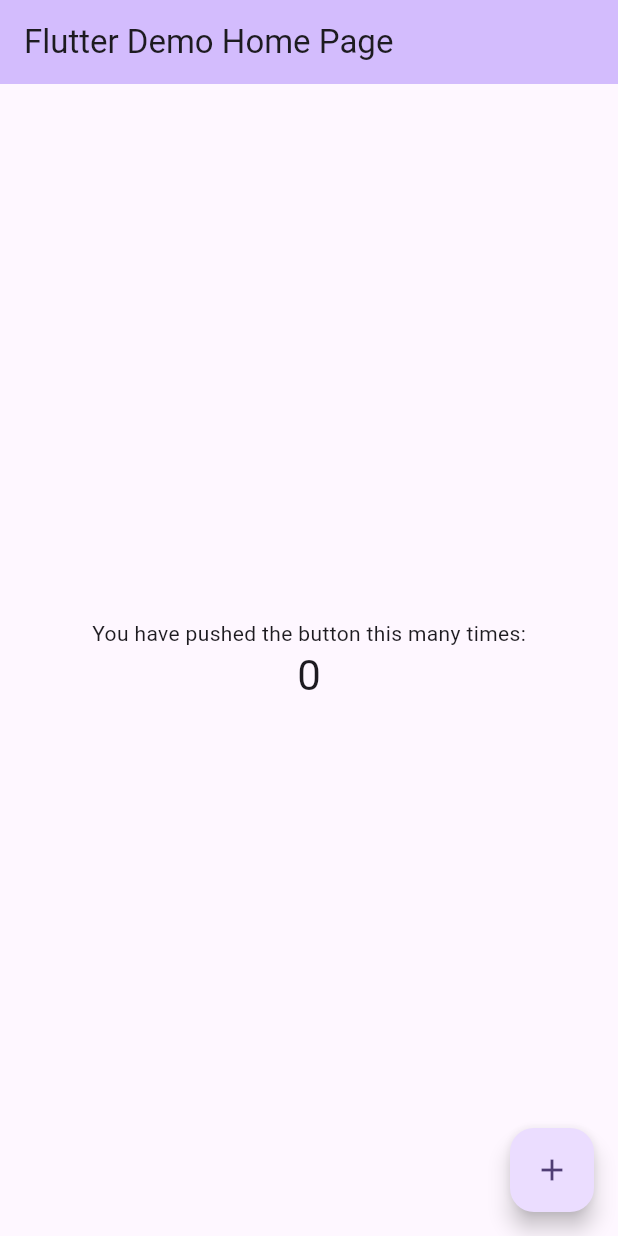
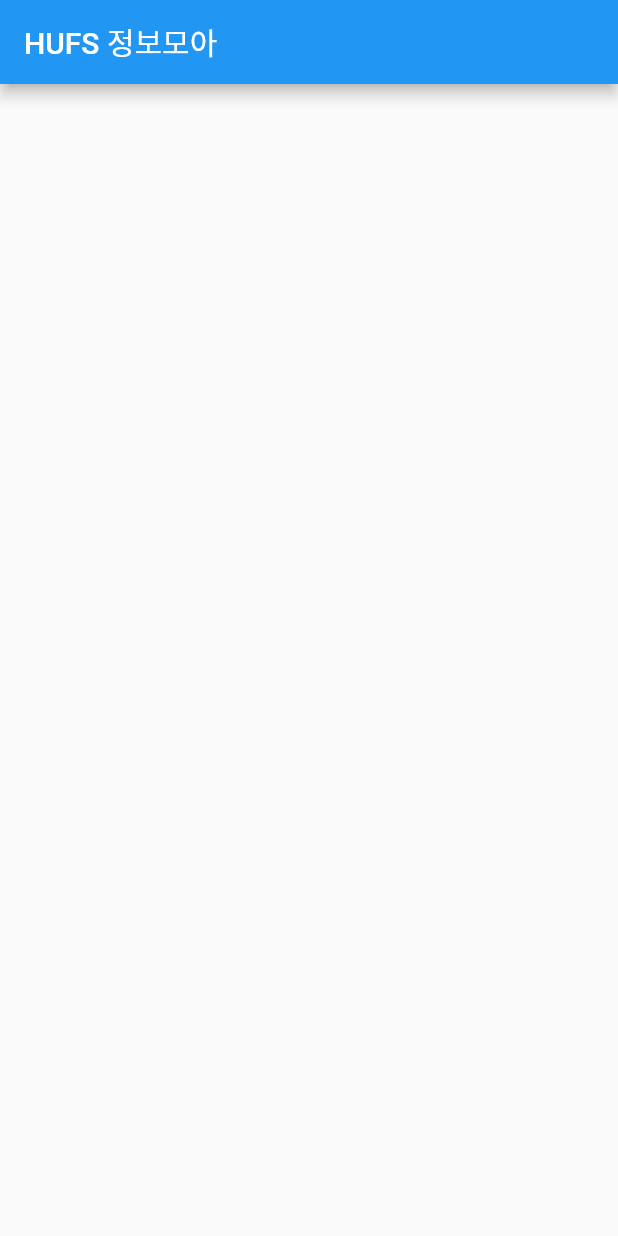
Before and after one commit to Bewheneverwhatiwant/HUFS_Information_Front, a Flutter app: the screen it shows after launch, on a phone screen of 412 x 824 dp. Run offline on Flutter 3.47's test engine with Material 2 defaults, Android fonts, the phone set to English and light mode, and no system bars.

Commit message:
#1 MainPage Initial settings

```diff
--- a/lib/main.dart
+++ b/lib/main.dart
@@ -1,125 +1,19 @@
 import 'package:flutter/material.dart';
 
 void main() {
-  runApp(const MyApp());
+  runApp(const MainPage());
 }
 
-class MyApp extends StatelessWidget {
-  const MyApp({super.key});
+class MainPage extends StatelessWidget {
+  const MainPage({super.key});
 
-  // This widget is the root of your application.
   @override
   Widget build(BuildContext context) {
     return MaterialApp(
-      title: 'Flutter Demo',
-      theme: ThemeData(
-        // This is the theme of your application.
-        //
-        // TRY THIS: Try running your application with "flutter run". You'll see
-        // the application has a blue toolbar. Then, without quitting the app,
-        // try changing the seedColor in the colorScheme below to Colors.green
-        // and then invoke "hot reload" (save your changes or press the "hot
-        // reload" button in a Flutter-supported IDE, or press "r" if you used
-        // the command line to start the app).
-        //
-        // Notice that the counter didn't reset back to zero; the application
-        // state is not lost during the reload. To reset the state, use hot
-        // restart instead.
-        //
-        // This works for code too, not just values: Most code changes can be
-        // tested with just a hot reload.
-        colorScheme: ColorScheme.fromSeed(seedColor: Colors.deepPurple),
-        useMaterial3: true,
-      ),
-      home: const MyHomePage(title: 'Flutter Demo Home Page'),
+        home: Scaffold(
+          appBar: AppBar(title: Text('HUFS 정보모아'),),
+          body: Container(),
+        )
     );
   }
 }
-
-class MyHomePage extends StatefulWidget {
-  const MyHomePage({super.key, required this.title});
-
-  // This widget is the home page of your application. It is stateful, meaning
-  // that it has a State object (defined below) that contains fields that affect
-  // how it looks.
-
-  // This class is the configuration for the state. It holds the values (in this
-  // case the title) provided by the parent (in this case the App widget) and
-  // used by the build method of the State. Fields in a Widget subclass are
-  // always marked "final".
-
-  final String title;
-
-  @override
-  State<MyHomePage> createState() => _MyHomePageState();
-}
-
-class _MyHomePageState extends State<MyHomePage> {
-  int _counter = 0;
-
-  void _incrementCounter() {
-    setState(() {
-      // This call to setState tells the Flutter framework that something has
-      // changed in this State, which causes it to rerun the build method below
-      // so that the display can reflect the updated values. If we changed
-      // _counter without calling setState(), then the build method would not be
-      // called again, and so nothing would appear to happen.
-      _counter++;
-    });
-  }
-
-  @override
-  Widget build(BuildContext context) {
-    // This method is rerun every time setState is called, for instance as done
-    // by the _incrementCounter method above.
-    //
-    // The Flutter framework has been optimized to make rerunning build methods
-    // fast, so that you can just rebuild anything that needs updating rather
-    // than having to individually change instances of widgets.
-    return Scaffold(
-      appBar: AppBar(
-        // TRY THIS: Try changing the color here to a specific color (to
-        // Colors.amber, perhaps?) and trigger a hot reload to see the AppBar
-        // change color while the other colors stay the same.
-        backgroundColor: Theme.of(context).colorScheme.inversePrimary,
-        // Here we take the value from the MyHomePage object that was created by
-        // the App.build method, and use it to set our appbar title.
-        title: Text(widget.title),
-      ),
-      body: Center(
-        // Center is a layout widget. It takes a single child and positions it
-        // in the middle of the parent.
-        child: Column(
-          // Column is also a layout widget. It takes a list of children and
-          // arranges them vertically. By default, it sizes itself to fit its
-          // children horizontally, and tries to be as tall as its parent.
-          //
-          // Column has various properties to control how it sizes itself and
-          // how it positions its children. Here we use mainAxisAlignment to
-          // center the children vertically; the main axis here is the vertical
-          // axis because Columns are vertical (the cross axis would be
-          // horizontal).
-          //
-          // TRY THIS: Invoke "debug painting" (choose the "Toggle Debug Paint"
-          // action in the IDE, or press "p" in the console), to see the
-          // wireframe for each widget.
-          mainAxisAlignment: MainAxisAlignment.center,
-          children: <Widget>[
-            const Text(
-              'You have pushed the button this many times:',
-            ),
-            Text(
-              '$_counter',
-              style: Theme.of(context).textTheme.headlineMedium,
-            ),
-          ],
-        ),
-      ),
-      floatingActionButton: FloatingActionButton(
-        onPressed: _incrementCounter,
-        tooltip: 'Increment',
-        child: const Icon(Icons.add),
-      ), // This trailing comma makes auto-formatting nicer for build methods.
-    );
-  }
-}
```
